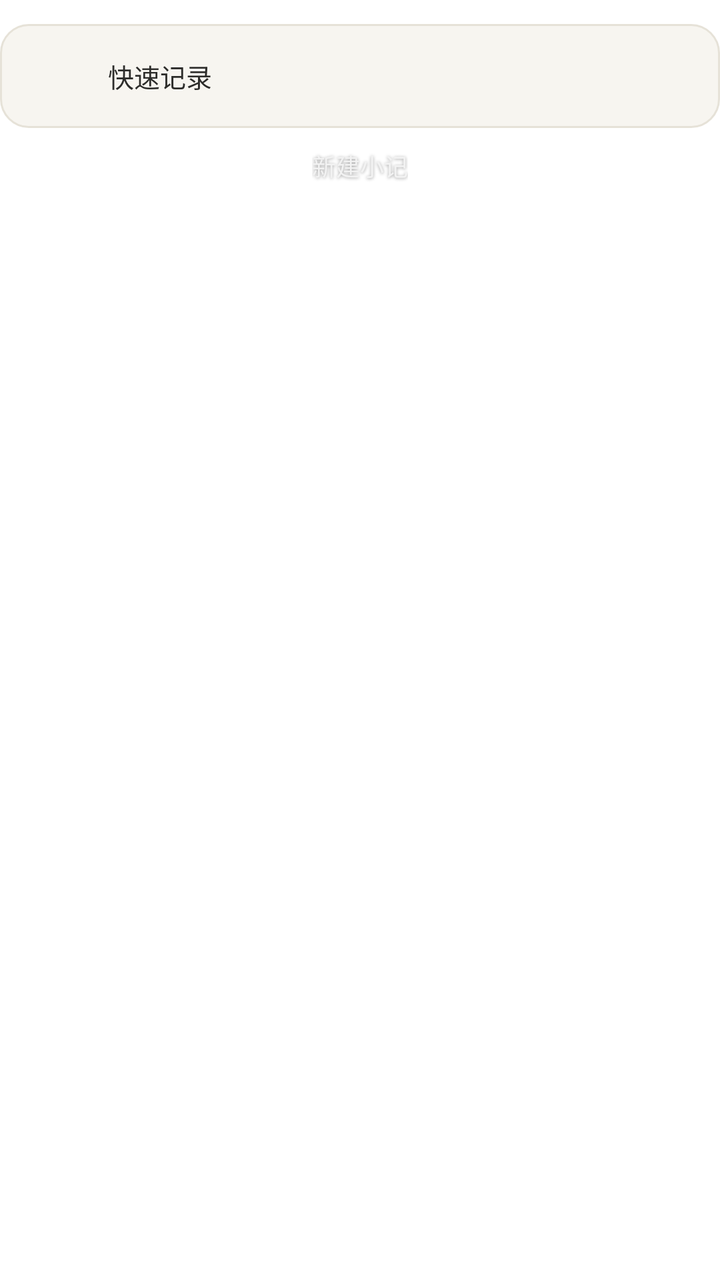
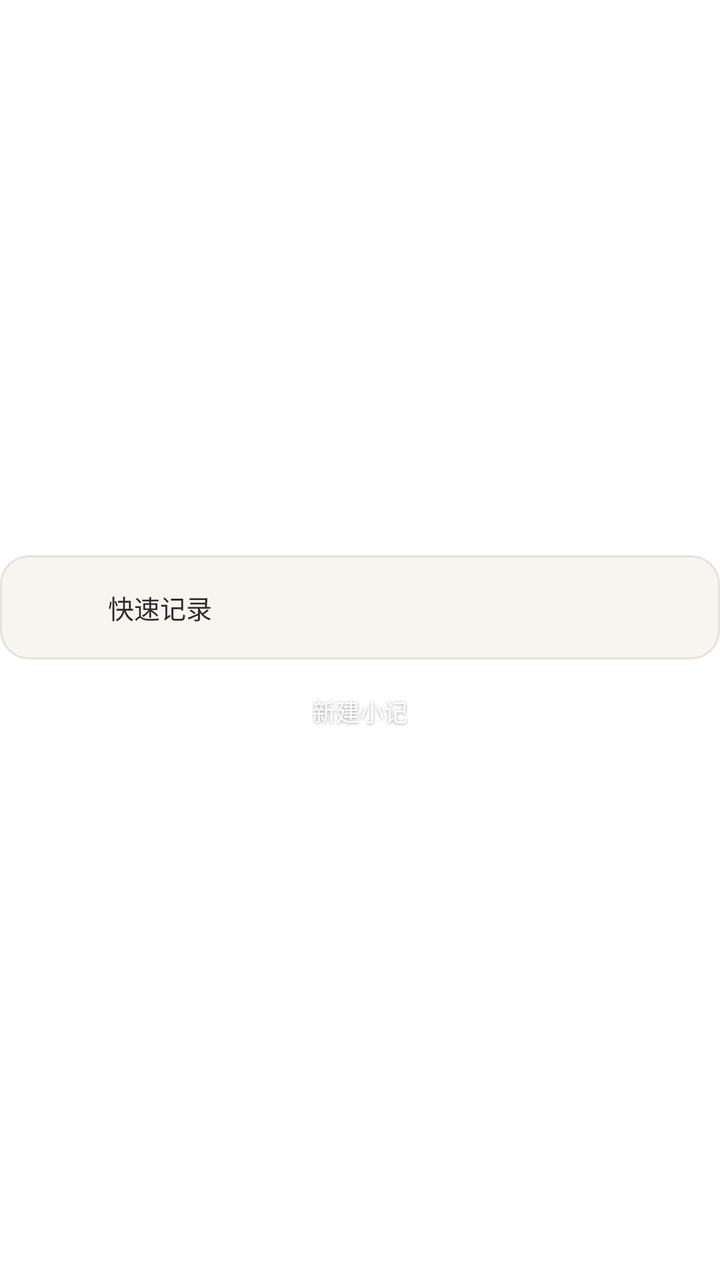

Compare the two renders of this Android layout. The source of the first and the diff that turns it into the second are given below.
<!-- AndroidManifest.xml: fallback theme Theme.MaterialComponents.DayNight.NoActionBar -->
<!-- res/layout/widget_new_note.xml -->
<?xml version="1.0" encoding="utf-8"?>
<FrameLayout xmlns:android="http://schemas.android.com/apk/res/android"
    android:id="@+id/widget_root"
    android:layout_width="match_parent"
    android:layout_height="match_parent"
    android:paddingTop="12dp">

    <LinearLayout
        android:layout_width="match_parent"
        android:layout_height="wrap_content"
        android:gravity="center_horizontal"
        android:orientation="vertical">

        <LinearLayout
            android:id="@+id/widget_card"
            android:layout_width="match_parent"
            android:layout_height="52dp"
            android:background="@drawable/widget_new_note_bg"
            android:gravity="center_vertical"
            android:orientation="horizontal"
            android:paddingStart="14dp"
            android:paddingEnd="14dp">

            <ImageView
                android:layout_width="30dp"
                android:layout_height="30dp"
                android:contentDescription="@null"
                android:src="@mipmap/ic_launcher" />

            <TextView
                android:layout_width="0dp"
                android:layout_height="wrap_content"
                android:layout_marginStart="10dp"
                android:layout_weight="1"
                android:ellipsize="end"
                android:maxLines="1"
                android:text="@string/widget_new_note_desc_text"
                android:textColor="@color/widget_text"
                android:textSize="13sp" />
        </LinearLayout>

        <TextView
            android:layout_width="wrap_content"
            android:layout_height="wrap_content"
            android:layout_marginTop="10dp"
            android:ellipsize="end"
            android:maxLines="1"
            android:shadowColor="#66000000"
            android:shadowDx="0"
            android:shadowDy="1"
            android:shadowRadius="4"
            android:text="@string/shortcut_new_note_long"
            android:textColor="@color/widget_sub"
            android:textSize="12sp" />

    </LinearLayout>

</FrameLayout>
<!-- resources referenced by this layout -->
<resources>
  <color name="widget_sub">#F2F2F2</color>
  <color name="widget_text">#2C2C2A</color>
  <!-- drawable widget_new_note_bg (drawable) -->
  <?xml version="1.0" encoding="utf-8"?>
  <shape xmlns:android="http://schemas.android.com/apk/res/android"
      android:shape="rectangle">
      <solid android:color="@color/widget_bg" />
      <corners android:radius="14dp" />
      <stroke
          android:width="1dp"
          android:color="@color/widget_border" />
  </shape>
  <!-- mipmap ic_launcher (mipmap-anydpi-v26) -->
  <?xml version="1.0" encoding="utf-8"?>
  <adaptive-icon xmlns:android="http://schemas.android.com/apk/res/android">
      <background android:drawable="@color/ic_launcher_background" />
      <foreground android:drawable="@mipmap/ic_launcher_foreground" />
  </adaptive-icon>
  <string name="shortcut_new_note_long">新建小记</string>
  <string name="widget_new_note_desc_text">快速记录</string>
  <color name="widget_bg">#F7F5F0</color>
  <color name="widget_border">#E6E2D8</color>
  <color name="ic_launcher_background">#2C2C2A</color>
</resources>

<!-- the commit's change to res/layout/widget_new_note.xml (unified diff, before → after) -->
@@ -3,11 +3,13 @@
     android:id="@+id/widget_root"
     android:layout_width="match_parent"
     android:layout_height="match_parent"
-    android:paddingTop="12dp">
+    android:paddingTop="2dp">
 
+    
     <LinearLayout
         android:layout_width="match_parent"
         android:layout_height="wrap_content"
+        android:layout_gravity="center_vertical"
         android:gravity="center_horizontal"
         android:orientation="vertical">
 
@@ -42,8 +44,9 @@
         <TextView
             android:layout_width="wrap_content"
             android:layout_height="wrap_content"
-            android:layout_marginTop="10dp"
+            android:layout_marginTop="17dp"
             android:ellipsize="end"
+            android:fontFamily="sans-serif-medium"
             android:maxLines="1"
             android:shadowColor="#66000000"
             android:shadowDx="0"
<!-- resource entries referenced after the edit -->
@@ -1,6 +1,6 @@
 <!-- resources referenced by this layout -->
 <resources>
-  <color name="widget_sub">#F2F2F2</color>
+  <color name="widget_sub">#FFFFFF</color>
   <color name="widget_text">#2C2C2A</color>
   <!-- drawable widget_new_note_bg (drawable) -->
   <?xml version="1.0" encoding="utf-8"?>
